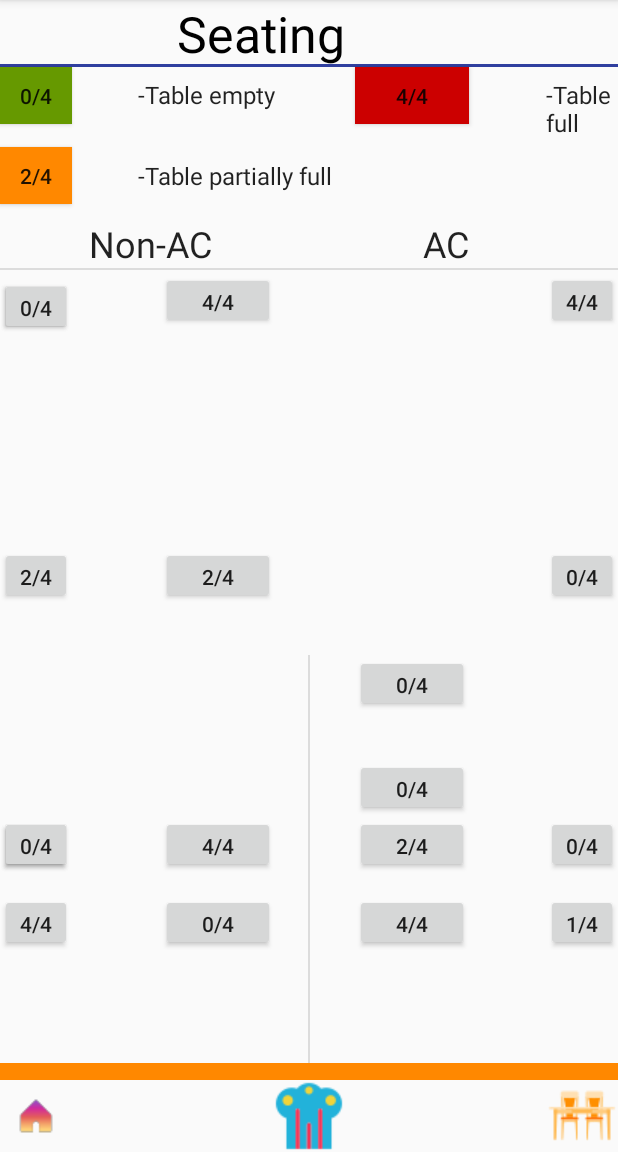
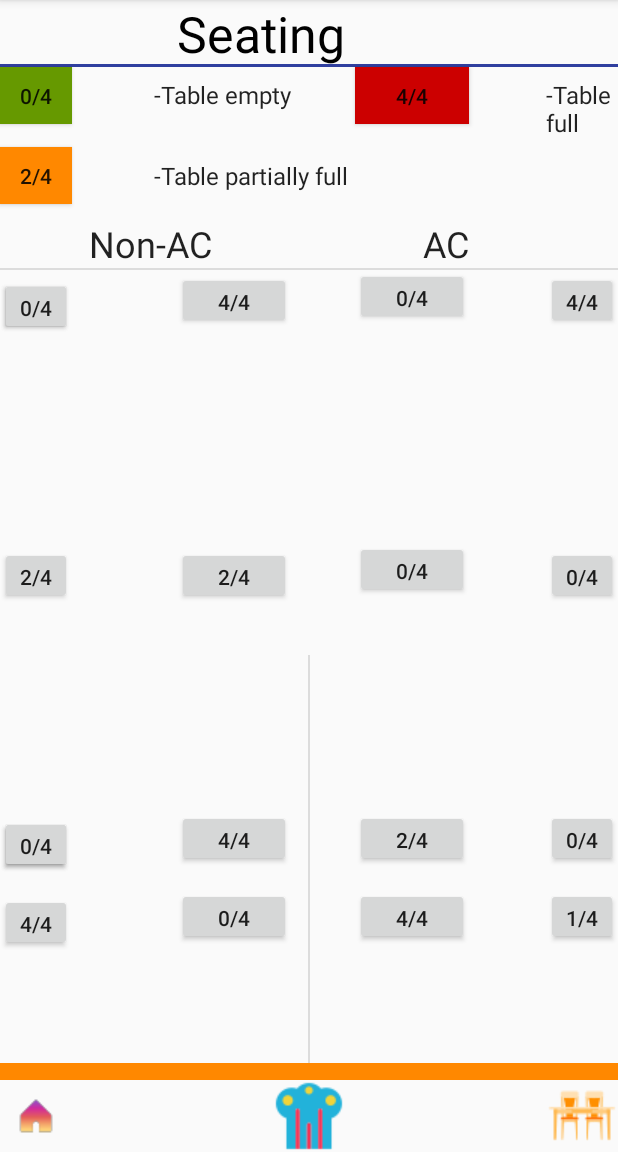
Before and after one commit to anmolw/CP3405-App, an Android app: the SeatingActivity screen opened directly, with no data from a screen before it, on a phone screen of 412 x 824 dp, the part 84-1236 px from its top. Run offline under Robolectric (Android 15) with nearby library versions, the phone set to English and light mode, and no system bars; network calls fail.

Commit message:
modified layout

```diff
--- a/Dining/app/src/main/res/layout/activity_seating.xml
+++ b/Dining/app/src/main/res/layout/activity_seating.xml
@@ -74,12 +74,11 @@
         android:id="@+id/seat08"
         android:layout_width="76dp"
         android:layout_height="38dp"
-        android:layout_alignParentStart="true"
-        android:layout_alignTop="@+id/seat07"
-        android:layout_marginStart="107dp"
-        android:text="0/4"
-        android:layout_alignParentLeft="true"
-        android:layout_marginLeft="107dp" />
+        android:layout_alignBaseline="@+id/seat07"
+        android:layout_alignBottom="@+id/seat07"
+        android:layout_alignLeft="@+id/seat06"
+        android:layout_alignStart="@+id/seat06"
+        android:text="0/4" />
 
     <Button
         android:id="@+id/seat07"
@@ -95,10 +94,11 @@
         android:id="@+id/seat06"
         android:layout_width="76dp"
         android:layout_height="38dp"
-        android:layout_alignStart="@+id/seat08"
-        android:layout_alignTop="@+id/button14"
-        android:text="4/4"
-        android:layout_alignLeft="@+id/seat08" />
+        android:layout_alignBaseline="@+id/button14"
+        android:layout_alignBottom="@+id/button14"
+        android:layout_alignLeft="@+id/seat04"
+        android:layout_alignStart="@+id/seat04"
+        android:text="4/4" />
 
     <Button
         android:id="@+id/button14"
@@ -114,10 +114,10 @@
         android:id="@+id/seat04"
         android:layout_width="76dp"
         android:layout_height="38dp"
-        android:layout_alignStart="@+id/seat08"
+        android:layout_alignLeft="@+id/textView5"
+        android:layout_alignStart="@+id/textView5"
         android:layout_centerVertical="true"
-        android:text="2/4"
-        android:layout_alignLeft="@+id/seat08" />
+        android:text="2/4" />
 
     <Button
         android:id="@+id/seat03"
@@ -188,7 +188,8 @@
         android:id="@+id/seat11"
         android:layout_width="76dp"
         android:layout_height="38dp"
-        android:layout_above="@+id/seat13"
+        android:layout_alignBaseline="@+id/seat04"
+        android:layout_alignBottom="@+id/seat04"
         android:layout_alignLeft="@+id/seat13"
         android:layout_alignStart="@+id/seat13"
         android:text="0/4" />
@@ -199,7 +200,7 @@
         android:layout_height="38dp"
         android:layout_alignEnd="@+id/textView6"
         android:layout_alignRight="@+id/textView6"
-        android:layout_alignTop="@+id/divider6"
+        android:layout_below="@+id/textView6"
         android:text="0/4" />
 
     <Button
```
